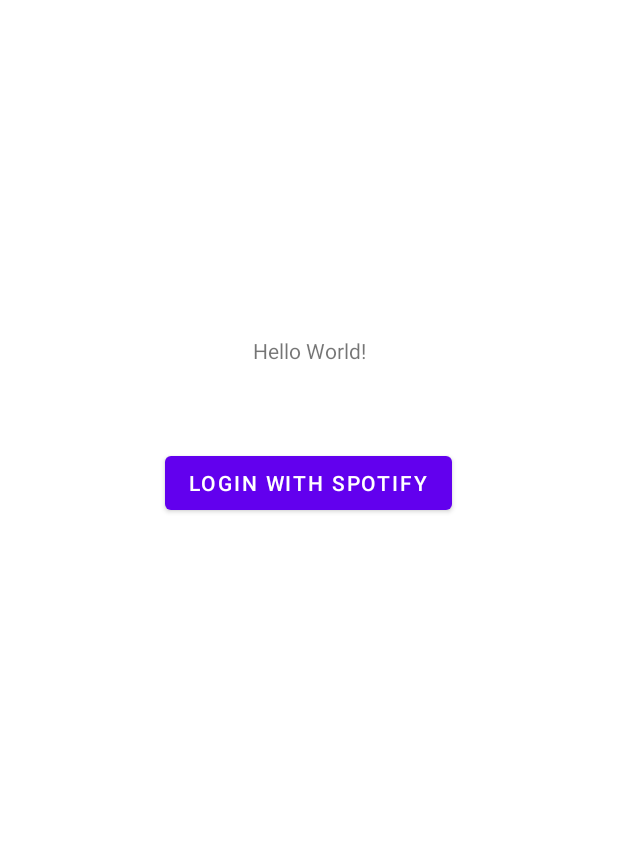
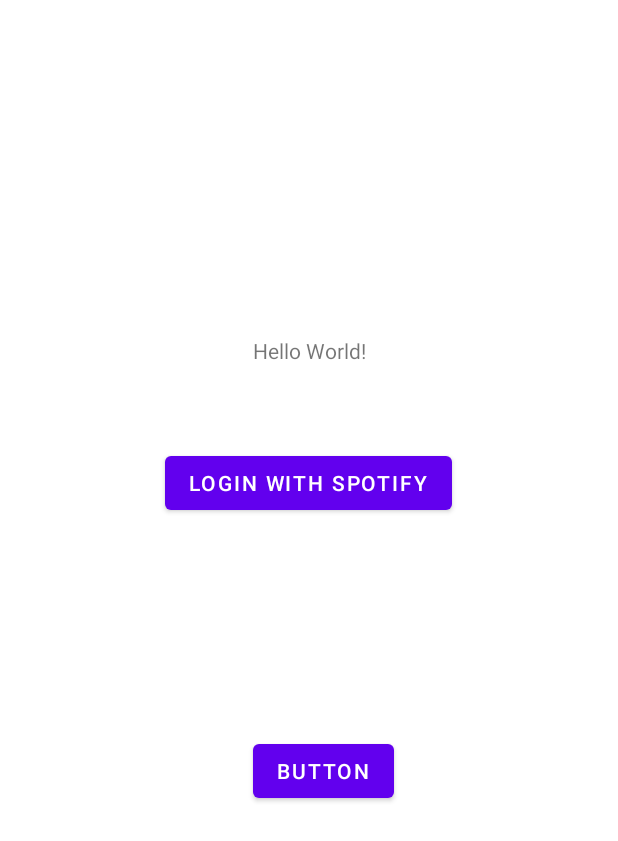
Before and after one commit to denisdenis05/SpotiInfo-android, an Android app: the screen it shows after launch (MainActivity), on a phone screen of 412 x 824 dp. Shown: the top 841 px of the screen. Run offline under Robolectric (Android 15) with nearby library versions, the phone set to English and light mode, and no system bars; libraries missing offline, so code that uses them is left out: org.apache.hc, se.michaelthelin.spotify.

```diff
--- a/app/src/main/AndroidManifest.xml
+++ b/app/src/main/AndroidManifest.xml
@@ -30,5 +30,5 @@
             </intent-filter>
         </activity>
     </application>
-
+    <uses-permission android:name="android.permission.INTERNET" />
 </manifest>
--- a/app/src/main/java/com/denisg/spotiinfo/MainActivity.java
+++ b/app/src/main/java/com/denisg/spotiinfo/MainActivity.java
@@ -5,26 +5,40 @@ import androidx.core.view.WindowCompat;
 
 import android.content.Intent;
 import android.net.Uri;
+import android.os.AsyncTask;
 import android.os.Bundle;
+import android.util.Log;
 import android.view.View;
 import android.view.Window;
 import android.view.WindowManager;
 import android.widget.Button;
 import android.widget.TextView;
 
+import org.apache.hc.core5.http.ParseException;
+import org.json.JSONException;
+import org.json.JSONObject;
+
 import java.io.BufferedReader;
 import java.io.File;
 import java.io.FileReader;
 import java.io.IOException;
 import java.net.URI;
+import java.util.Arrays;
+import java.util.List;
 
 import se.michaelthelin.spotify.SpotifyApi;
+import se.michaelthelin.spotify.exceptions.SpotifyWebApiException;
+import se.michaelthelin.spotify.model_objects.specification.Artist;
+import se.michaelthelin.spotify.model_objects.specification.Paging;
 import se.michaelthelin.spotify.requests.authorization.authorization_code.AuthorizationCodeUriRequest;
+import se.michaelthelin.spotify.requests.data.personalization.simplified.GetUsersTopArtistsRequest;
 
 public class MainActivity extends AppCompatActivity {
 
     private static final String CLIENT_ID = "cda313e2c22d41fca0fd9d6a5d918190";
     private static final String REDIRECT_URI = "spotiinfo://callback";
+    private boolean logged;
+    private String accessToken = "none";
 
     @Override
     protected void onCreate(Bundle savedInstanceState) {
@@ -38,38 +52,78 @@ public class MainActivity extends AppCompatActivity {
         start();
     }
 
-    private void start()
-    {
-        String uriString="none";
+    private void start() {
         File persistentDir = getApplicationContext().getFilesDir();
-        File uriFile = new File(persistentDir, "callback_uri.file");
-        try {
-            if (uriFile.exists()) {
-                // Read the URI from the file
-                BufferedReader reader = new BufferedReader(new FileReader(uriFile));
-                uriString = reader.readLine();
+        File tokenFile = new File(persistentDir, "token_details.json");
+
+        if (tokenFile.exists()) {
+            try {
+                BufferedReader reader = new BufferedReader(new FileReader(tokenFile));
+                StringBuilder jsonString = new StringBuilder();
+                String line;
+                while ((line = reader.readLine()) != null) {
+                    jsonString.append(line);
+                }
                 reader.close();
+
+                JSONObject tokenDetails = new JSONObject(jsonString.toString());
+                accessToken = tokenDetails.getString("access_token");
+                Button logoff = findViewById(R.id.logout_button);
+                logoff.setText("Log Out");
+                Button auth = findViewById(R.id.authorize_button);
+                auth.setVisibility(View.GONE);
+                logged = true;
+
+            } catch (IOException | JSONException e) {
+                e.printStackTrace();
             }
-        } catch (IOException e) {
-            e.printStackTrace();
-        }
-        if(uriString.equals("none"))
-        {
+        } else {
             Button auth = findViewById(R.id.authorize_button);
             auth.setText("Login with Spotify");
             Button logoff = findViewById(R.id.logout_button);
             logoff.setVisibility(View.GONE);
-
-        }
-        else
-        {
-            Button logoff = findViewById(R.id.logout_button);
-            logoff.setText("Log Out");
-            Button auth = findViewById(R.id.authorize_button);
-            auth.setVisibility(View.GONE);
+            logged = false;
         }
     }
 
+    public void TopArtists(View view)
+    {
+        new TopArtistsTask().execute();
+    }
+
+    private class TopArtistsTask extends AsyncTask<Void, Void, List<Artist>> {
+
+        @Override
+        protected List<Artist> doInBackground(Void... voids) {
+            SpotifyApi spotifyApi = new SpotifyApi.Builder()
+                    .setAccessToken(accessToken)
+                    .build();
+            GetUsersTopArtistsRequest getTopArtistsRequest = spotifyApi.getUsersTopArtists()
+                    .time_range("short_term")
+                    .limit(10)
+                    .build();
+
+            try {
+                Paging<Artist> artistPaging = getTopArtistsRequest.execute();
+                List<Artist> artists = Arrays.asList(artistPaging.getItems());
+                return artists;
+            } catch (SpotifyWebApiException | IOException | ParseException e) {
+                e.printStackTrace();
+                return null;
+            }
+        }
+
+        @Override
+        protected void onPostExecute(List<Artist> artists) {
+            if (artists != null) {
+                for (Artist artist : artists) {
+                    System.out.println("Artist Name: " + artist.getName());
+                }
+            } else {
+                System.out.println("Error fetching top artists");
+            }
+        }
+    }
 
 
 
@@ -81,7 +135,7 @@ public class MainActivity extends AppCompatActivity {
                 .build();
 
         AuthorizationCodeUriRequest authorizationCodeUriRequest = spotifyApi.authorizationCodeUri()
-                .scope("user-read-playback-state,user-modify-playback-state")
+                .scope("user-read-private,user-read-email,user-top-read")
                 .show_dialog(true)
                 .build();
 
@@ -94,7 +148,7 @@ public class MainActivity extends AppCompatActivity {
     {
         File persistentDir = getApplicationContext().getFilesDir();
 
-        String fileName = "callback_uri.file";
+        String fileName = "token_details.json";
         try {
             File uriFile = new File(persistentDir, fileName);
 
--- a/app/src/main/res/layout/activity_main.xml
+++ b/app/src/main/res/layout/activity_main.xml
@@ -44,4 +44,19 @@
         app:layout_constraintEnd_toEndOf="parent"
         app:layout_constraintStart_toStartOf="parent"
         app:layout_constraintTop_toBottomOf="@+id/text1" />
+
+    <Button
+        android:id="@+id/GetTopArtists"
+        android:layout_width="wrap_content"
+        android:layout_height="wrap_content"
+        android:layout_marginStart="168dp"
+        android:layout_marginTop="127dp"
+        android:layout_marginEnd="149dp"
+        android:layout_marginBottom="270dp"
+        android:onClick="TopArtists"
+        android:text="Button"
+        app:layout_constraintBottom_toBottomOf="parent"
+        app:layout_constraintEnd_toEndOf="parent"
+        app:layout_constraintStart_toStartOf="parent"
+        app:layout_constraintTop_toBottomOf="@+id/authorize_button" />
 </androidx.constraintlayout.widget.ConstraintLayout>
```
Also changed, not shown: app/src/main/java/com/denisg/spotiinfo/AuthorizationActivity.java (+74 -14 lines).
